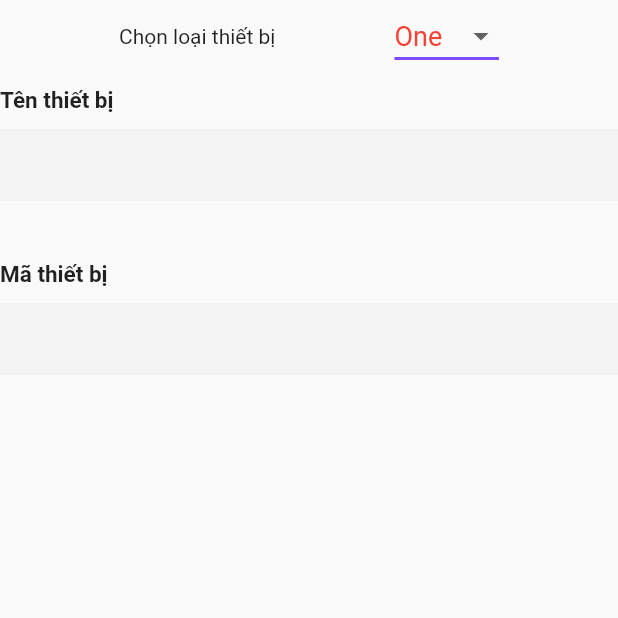
After one commit to khanhlh21197/First-Flutter-Project, a Flutter app: the AddDevice screen opened directly, on a phone screen of 412 x 824 dp, the top half of it. The commit adds this screen. Run offline on Flutter 3.47's test engine with Material 2 defaults, Android fonts, the phone set to English and light mode, and no system bars; our stand-ins replace floor, google_fonts; missing offline and left inert: mqtt_client; accounts and stored records are empty.

Commit message:
add device dialog

```diff
--- /dev/null
+++ b/lib/device/add_device_page.dart
@@ -0,0 +1,97 @@
+import 'package:flutter/cupertino.dart';
+import 'package:flutter/material.dart';
+
+class AddDevice extends StatefulWidget {
+  AddDevice();
+
+  _AddDeviceState createState() => _AddDeviceState();
+}
+
+class _AddDeviceState extends State<AddDevice> {
+  String dropdownValue = 'One';
+  TextEditingController _deviceNameController;
+  TextEditingController _deviceIdController;
+
+  List<String> spinnerItems = ['One', 'Two', 'Three', 'Four', 'Five'];
+
+  @override
+  Widget build(BuildContext context) {
+    final height = MediaQuery.of(context).size.height;
+    return Scaffold(
+        body: Container(
+      height: height,
+      child: SingleChildScrollView(
+        child: Column(
+          children: [
+            Row(
+              mainAxisAlignment: MainAxisAlignment.spaceEvenly,
+              children: <Widget>[
+                Text("Chọn loại thiết bị"),
+                DropdownButton<String>(
+                  value: dropdownValue,
+                  icon: Icon(Icons.arrow_drop_down),
+                  iconSize: 24,
+                  elevation: 16,
+                  style: TextStyle(color: Colors.red, fontSize: 18),
+                  underline: Container(
+                    height: 2,
+                    color: Colors.deepPurpleAccent,
+                  ),
+                  onChanged: (String data) {
+                    setState(() {
+                      dropdownValue = data;
+                    });
+                  },
+                  items: spinnerItems
+                      .map<DropdownMenuItem<String>>((String value) {
+                    return DropdownMenuItem<String>(
+                      value: value,
+                      child: Text(value),
+                    );
+                  }).toList(),
+                )
+              ],
+            ),
+            Column(
+              children: <Widget>[
+                _entryField('Tên thiết bị', _deviceNameController)
+              ],
+            ),
+            SizedBox(height: 20),
+            Column(
+              children: <Widget>[
+                _entryField('Mã thiết bị', _deviceIdController)
+              ],
+            )
+          ],
+        ),
+      ),
+    ));
+  }
+
+  Widget _entryField(String title, TextEditingController _controller,
+      {bool isPassword = false}) {
+    return Container(
+      margin: EdgeInsets.symmetric(vertical: 10),
+      child: Column(
+        crossAxisAlignment: CrossAxisAlignment.start,
+        children: <Widget>[
+          Text(
+            title,
+            style: TextStyle(fontWeight: FontWeight.bold, fontSize: 15),
+          ),
+          SizedBox(
+            height: 10,
+          ),
+          TextFormField(
+              controller: _controller,
+              obscureText: isPassword,
+              decoration: InputDecoration(
+                  border: InputBorder.none,
+                  fillColor: Color(0xfff3f3f4),
+                  filled: true))
+        ],
+      ),
+    );
+  }
+}
--- a/lib/singup/signup.dart
+++ b/lib/singup/signup.dart
@@ -136,14 +136,14 @@ class _SignUpPageState extends State<SignUpPage> {
           mainAxisAlignment: MainAxisAlignment.center,
           children: <Widget>[
             Text(
-              'Already have an account ?',
+              'Bạn đã có tài khoản ?',
               style: TextStyle(fontSize: 13, fontWeight: FontWeight.w600),
             ),
             SizedBox(
               width: 10,
             ),
             Text(
-              'Login',
+              'Đăng nhập',
               style: TextStyle(
                   color: Color(0xfff79c4f),
                   fontSize: 13,
```
Also changed, not shown: lib/login/login_page.dart (+22 -4 lines), lib/main/home_page.dart (+25 -16 lines).
